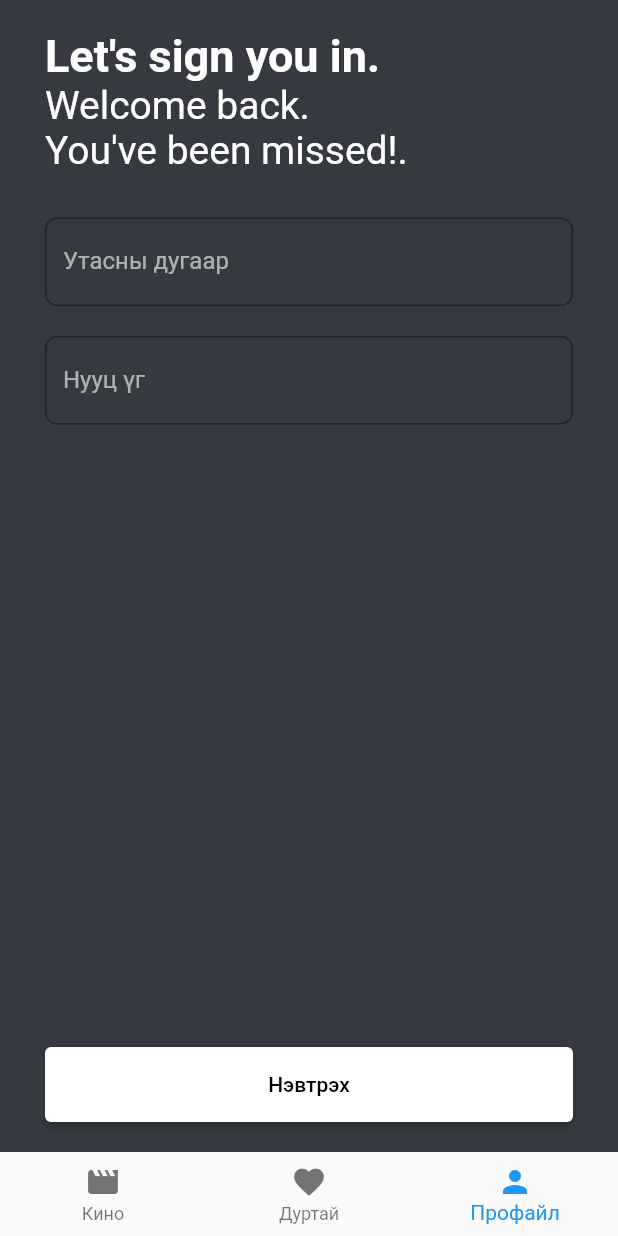
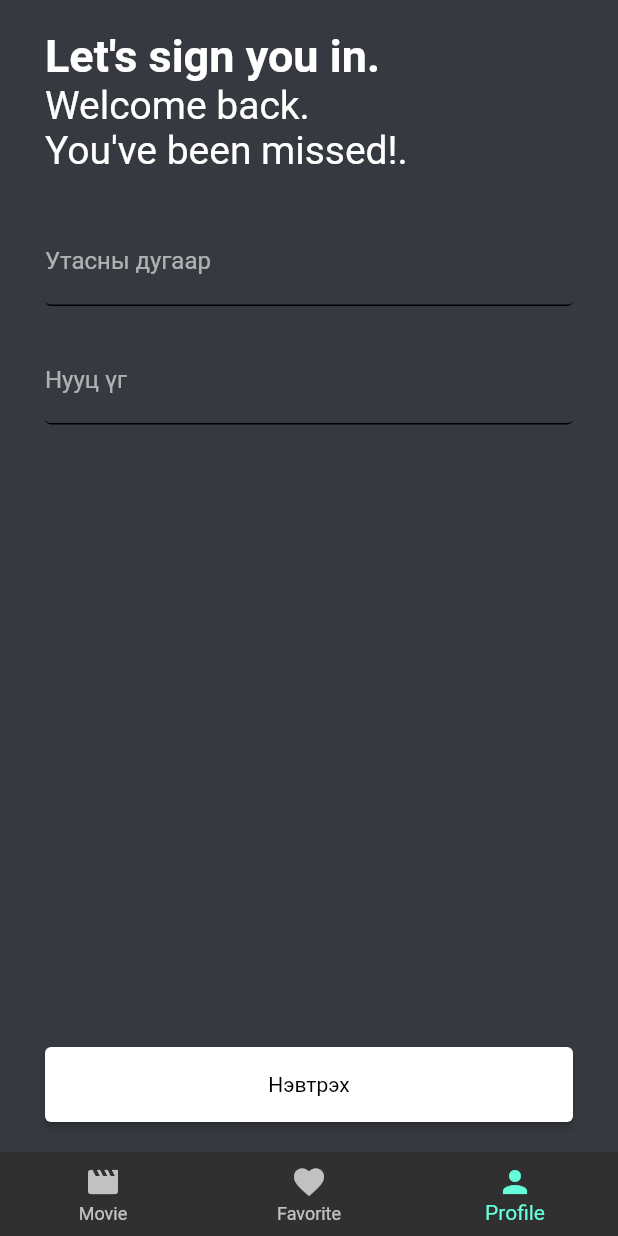
Before and after one commit to MashbatTemuulen/movie_futter, a Flutter app: the screen it shows after launch, item 3 of the bottom bar chosen, on a phone screen of 412 x 824 dp. Run offline on Flutter 3.47's test engine with Material 2 defaults, Android fonts, the phone set to English and light mode, and no system bars; our stand-ins replace easy_localization, firebase_core, firebase_messaging, image_picker; accounts and stored records are empty; network calls fail.

Commit message:
open gallery, open camera, notification message test,  bottomsheet, dialog done

```diff
--- a/lib/main.dart
+++ b/lib/main.dart
@@ -1,11 +1,27 @@
+import 'package:easy_localization/easy_localization.dart';
+import 'package:firebase_core/firebase_core.dart';
+import 'package:firebase_messaging/firebase_messaging.dart';
 import 'package:flutter/material.dart';
 import 'package:movie/providers/common.dart';
 import 'package:movie/screens/home.dart';
+import 'package:movie/theme/styles.dart';
 import 'package:movie/widgets/global_keys.dart';
 import 'package:provider/provider.dart';
 
-void main() {
-  runApp(const MyApp());
+void main() async {
+  WidgetsFlutterBinding.ensureInitialized();
+  await EasyLocalization.ensureInitialized();
+  await Firebase.initializeApp();
+  print(await FirebaseMessaging.instance.getToken());
+
+  runApp(EasyLocalization(
+      supportedLocales: const [
+        Locale('mn', 'MN'),
+        Locale('en', 'US'),
+      ],
+      fallbackLocale: Locale('en', 'US'),
+      path: 'assets/translations',
+      child: MyApp()));
 }
 
 class MyApp extends StatelessWidget {
@@ -18,10 +34,17 @@ class MyApp extends StatelessWidget {
       providers: [ChangeNotifierProvider(create: (_) => CommonProvider())],
       child: MaterialApp(
         title: 'Flutter Demo',
-        theme: ThemeData(
-          primarySwatch: Colors.blue,
-        ),
+        // theme: ThemeData(
+        //   primarySwatch: Colors.blue,
+        // ),
+        theme: myTheme,
         navigatorKey: GlobalKeys.navigatorKey,
+        builder: (context, child) => MediaQuery(
+            data: MediaQuery.of(context).copyWith(textScaleFactor: 1.0),
+            child: child!),
+        localizationsDelegates: context.localizationDelegates,
+        supportedLocales: context.supportedLocales,
+        locale: context.locale,
         home: HomePage(),
       ),
     );
--- a/lib/screens/home.dart
+++ b/lib/screens/home.dart
@@ -1,3 +1,4 @@
+import 'package:easy_localization/easy_localization.dart';
 import 'package:flutter/material.dart';
 import 'package:movie/providers/common.dart';
 import 'package:movie/screens/movies.dart';
@@ -26,18 +27,18 @@ class HomePage extends StatelessWidget {
           bottomNavigationBar: BottomNavigationBar(
               currentIndex: provider.currentIndex,
               onTap: provider.changeCurrentIndex,
-              items: const [
+              items: [
                 BottomNavigationBarItem(
                   icon: Icon(Icons.movie),
-                  label: "Кино",
+                  label: "movie".tr(),
                 ),
                 BottomNavigationBarItem(
                   icon: Icon(Icons.favorite),
-                  label: "Дуртай",
+                  label: "favorite".tr(),
                 ),
                 BottomNavigationBarItem(
                   icon: Icon(Icons.person),
-                  label: "Профайл",
+                  label: "profile".tr(),
                 ),
               ]),
         );
--- a/lib/screens/profile.dart
+++ b/lib/screens/profile.dart
@@ -1,19 +1,57 @@
+import 'package:easy_localization/easy_localization.dart';
 import "package:flutter/material.dart";
+import 'package:image_picker/image_picker.dart';
 import 'package:movie/providers/common.dart';
 import 'package:movie/screens/login.dart';
+import 'package:movie/widgets/global_keys.dart';
+import 'package:movie/widgets/my_bottomsheet.dart';
+import 'package:movie/widgets/my_dialog.dart';
 import 'package:provider/provider.dart';
 
 class ProfilePage extends StatelessWidget {
   const ProfilePage({super.key});
+
+  void _onChangeLanguage() {
+    final context = GlobalKeys.navigatorKey.currentContext!;
+
+    showDialog(context: context, builder: ((context) => MyDialog()));
+
+    if (context.locale.languageCode == Locale("mn", "MN").languageCode) {
+      context.setLocale(Locale("en", "US"));
+    } else {
+      context.setLocale(Locale("mn", "MN"));
+    }
+  }
+
+  Future<void> _onImagePick(ImageSource source) async {
+    final XFile? file = await ImagePicker().pickImage(source: source);
+    print(file?.name);
+  }
 
   @override
   Widget build(BuildContext context) {
     return Consumer<CommonProvider>(builder: ((context, provider, child) {
       return provider.isLoggedIn
           ? Center(
-              child: ElevatedButton(
-                  onPressed: provider.onLogout, child: Text("Гарах")),
-            )
+              child: Column(
+              mainAxisAlignment: MainAxisAlignment.center,
+              children: [
+                ElevatedButton(
+                  onPressed: () => _onImagePick(ImageSource.gallery),
+                  child: Text("Зургийн сан нээх"),
+                ),
+                ElevatedButton(
+                  onPressed: () => _onImagePick(ImageSource.camera),
+                  child: Text("Камер нээх"),
+                ),
+                ElevatedButton(
+                    onPressed: _onChangeLanguage,
+                    child: Text("changeLang".tr())),
+                // child: Text("changeLang".tr())),
+                ElevatedButton(
+                    onPressed: provider.onLogout, child: Text("logout".tr())),
+              ],
+            ))
           : LoginPage();
     }));
   }
--- /dev/null
+++ b/lib/theme/styles.dart
@@ -0,0 +1,313 @@
+import 'package:flutter/material.dart';
+
+final ThemeData myTheme = ThemeData(
+  primarySwatch: MaterialColor(4280361249, {
+    50: Color(0xfff2f2f2),
+    100: Color(0xffe6e6e6),
+    200: Color(0xffcccccc),
+    300: Color(0xffb3b3b3),
+    400: Color(0xff999999),
+    500: Color(0xff808080),
+    600: Color(0xff666666),
+    700: Color(0xff4d4d4d),
+    800: Color(0xff333333),
+    900: Color(0xff191919)
+  }),
+  brightness: Brightness.dark,
+  primaryColor: Color(0xff212121),
+  primaryColorBrightness: Brightness.dark,
+  primaryColorLight: Color(0xff9e9e9e),
+  primaryColorDark: Color(0xff000000),
+  accentColor: Color(0xff64ffda),
+  accentColorBrightness: Brightness.light,
+  canvasColor: Color(0xff303030),
+  scaffoldBackgroundColor: Color(0xff303030),
+  bottomAppBarColor: Color(0xff424242),
+  cardColor: Color(0xff424242),
+  dividerColor: Color(0x1fffffff),
+  highlightColor: Color(0x40cccccc),
+  splashColor: Color(0x40cccccc),
+  selectedRowColor: Color(0xfff5f5f5),
+  unselectedWidgetColor: Color(0xb3ffffff),
+  disabledColor: Color(0x62ffffff),
+  buttonColor: Color(0xff5b5d71),
+  toggleableActiveColor: Color(0xff64ffda),
+  secondaryHeaderColor: Color(0xff616161),
+  backgroundColor: Color(0xff616161),
+  dialogBackgroundColor: Color(0xff424242),
+  indicatorColor: Color(0xff64ffda),
+  hintColor: Color(0x80ffffff),
+  errorColor: Color(0xffd32f2f),
+  buttonTheme: ButtonThemeData(
+    textTheme: ButtonTextTheme.normal,
+    minWidth: 88,
+    height: 36,
+    padding: EdgeInsets.only(top: 0, bottom: 0, left: 16, right: 16),
+    shape: RoundedRectangleBorder(
+      side: BorderSide(
+        color: Color(0xff000000),
+        width: 0,
+        style: BorderStyle.none,
+      ),
+      borderRadius: BorderRadius.all(Radius.circular(2.0)),
+    ),
+    alignedDropdown: false,
+    buttonColor: Color(0xff5b5d71),
+    disabledColor: Color(0x61ffffff),
+    highlightColor: Color(0x29ffffff),
+    splashColor: Color(0x1fffffff),
+    focusColor: Color(0x1fffffff),
+    hoverColor: Color(0x0affffff),
+    colorScheme: ColorScheme(
+      primary: Color(0xff353642),
+      primaryVariant: Color(0xff000000),
+      secondary: Color(0xff64ffda),
+      secondaryVariant: Color(0xff00bfa5),
+      surface: Color(0xff424242),
+      background: Color(0xff616161),
+      error: Color(0xffd32f2f),
+      onPrimary: Color(0xffffffff),
+      onSecondary: Color(0xff000000),
+      onSurface: Color(0xffffffff),
+      onBackground: Color(0xffffffff),
+      onError: Color(0xff000000),
+      brightness: Brightness.dark,
+    ),
+  ),
+  textTheme: TextTheme(
+    caption: TextStyle(
+      color: Color(0xb3ffffff),
+      fontSize: null,
+      fontWeight: FontWeight.w400,
+      fontStyle: FontStyle.normal,
+    ),
+    button: TextStyle(
+      color: Color(0xffffffff),
+      fontSize: null,
+      fontWeight: FontWeight.w400,
+      fontStyle: FontStyle.normal,
+    ),
+    overline: TextStyle(
+      color: Color(0xffffffff),
+      fontSize: null,
+      fontWeight: FontWeight.w400,
+      fontStyle: FontStyle.normal,
+    ),
+  ),
+  primaryTextTheme: TextTheme(
+    caption: TextStyle(
+      color: Color(0xb3ffffff),
+      fontSize: null,
+      fontWeight: FontWeight.w400,
+      fontStyle: FontStyle.normal,
+    ),
+    button: TextStyle(
+      color: Color(0xffffffff),
+      fontSize: null,
+      fontWeight: FontWeight.w400,
+      fontStyle: FontStyle.normal,
+    ),
+    overline: TextStyle(
+      color: Color(0xffffffff),
+      fontSize: null,
+      fontWeight: FontWeight.w400,
+      fontStyle: FontStyle.normal,
+    ),
+  ),
+  accentTextTheme: TextTheme(
+    caption: TextStyle(
+      color: Color(0x8a000000),
+      fontSize: null,
+      fontWeight: FontWeight.w400,
+      fontStyle: FontStyle.normal,
+    ),
+    button: TextStyle(
+      color: Color(0xdd000000),
+      fontSize: null,
+      fontWeight: FontWeight.w400,
+      fontStyle: FontStyle.normal,
+    ),
+    overline: TextStyle(
+      color: Color(0xff000000),
+      fontSize: null,
+      fontWeight: FontWeight.w400,
+      fontStyle: FontStyle.normal,
+    ),
+  ),
+  inputDecorationTheme: InputDecorationTheme(
+    labelStyle: TextStyle(
+      color: Color(0xffffffff),
+      fontSize: null,
+      fontWeight: FontWeight.w400,
+      fontStyle: FontStyle.normal,
+    ),
+    helperStyle: TextStyle(
+      color: Color(0xffffffff),
+      fontSize: null,
+      fontWeight: FontWeight.w400,
+      fontStyle: FontStyle.normal,
+    ),
+    hintStyle: TextStyle(
+      color: Color(0xffffffff),
+      fontSize: null,
+      fontWeight: FontWeight.w400,
+      fontStyle: FontStyle.normal,
+    ),
+    errorStyle: TextStyle(
+      color: Color(0xffffffff),
+      fontSize: null,
+      fontWeight: FontWeight.w400,
+      fontStyle: FontStyle.normal,
+    ),
+    errorMaxLines: null,
+    isDense: false,
+    contentPadding: EdgeInsets.only(top: 12, bottom: 12, left: 0, right: 0),
+    isCollapsed: false,
+    prefixStyle: TextStyle(
+      color: Color(0xffffffff),
+      fontSize: null,
+      fontWeight: FontWeight.w400,
+      fontStyle: FontStyle.normal,
+    ),
+    suffixStyle: TextStyle(
+      color: Color(0xffffffff),
+      fontSize: null,
+      fontWeight: FontWeight.w400,
+      fontStyle: FontStyle.normal,
+    ),
+    counterStyle: TextStyle(
+      color: Color(0xffffffff),
+      fontSize: null,
+      fontWeight: FontWeight.w400,
+      fontStyle: FontStyle.normal,
+    ),
+    filled: false,
+    fillColor: Color(0x00000000),
+    errorBorder: UnderlineInputBorder(
+      borderSide: BorderSide(
+        color: Color(0xff000000),
+        width: 1,
+        style: BorderStyle.solid,
+      ),
+      borderRadius: BorderRadius.all(Radius.circular(4.0)),
+    ),
+    focusedBorder: UnderlineInputBorder(
+      borderSide: BorderSide(
+        color: Color(0xff000000),
+        width: 1,
+        style: BorderStyle.solid,
+      ),
+      borderRadius: BorderRadius.all(Radius.circular(4.0)),
+    ),
+    focusedErrorBorder: UnderlineInputBorder(
+      borderSide: BorderSide(
+        color: Color(0xff000000),
+        width: 1,
+        style: BorderStyle.solid,
+      ),
+      borderRadius: BorderRadius.all(Radius.circular(4.0)),
+    ),
+    disabledBorder: UnderlineInputBorder(
+      borderSide: BorderSide(
+        color: Color(0xff000000),
+        width: 1,
+        style: BorderStyle.solid,
+      ),
+      borderRadius: BorderRadius.all(Radius.circular(4.0)),
+    ),
+    enabledBorder: UnderlineInputBorder(
+      borderSide: BorderSide(
+        color: Color(0xff000000),
+        width: 1,
+        style: BorderStyle.solid,
+      ),
+      borderRadius: BorderRadius.all(Radius.circular(4.0)),
+    ),
+    border: UnderlineInputBorder(
+      borderSide: BorderSide(
+        color: Color(0xff000000),
+        width: 1,
+        style: BorderStyle.solid,
+      ),
+      borderRadius: BorderRadius.all(Radius.circular(4.0)),
+    ),
+  ),
+  iconTheme: IconThemeData(
+    color: Color(0xffffffff),
+    opacity: 1,
+    size: 24,
+  ),
+  primaryIconTheme: IconThemeData(
+    color: Color(0xffffffff),
+    opacity: 1,
+    size: 24,
+  ),
+  accentIconTheme: IconThemeData(
+    color: Color(0xff000000),
+    opacity: 1,
+    size: 24,
+  ),
+  sliderTheme: SliderThemeData(
+    activeTrackColor: null,
+    inactiveTrackColor: null,
+    disabledActiveTrackColor: null,
+    disabledInactiveTrackColor: null,
+    activeTickMarkColor: null,
+    inactiveTickMarkColor: null,
+    disabledActiveTickMarkColor: null,
+    disabledInactiveTickMarkColor: null,
+    thumbColor: null,
+    disabledThumbColor: null,
+    overlayColor: null,
+    valueIndicatorColor: null,
+    showValueIndicator: null,
+    valueIndicatorTextStyle: TextStyle(
+      color: Color(0xdd000000),
+      fontSize: null,
+      fontWeight: FontWeight.w400,
+      fontStyle: FontStyle.normal,
+    ),
+  ),
+  tabBarTheme: TabBarTheme(
+    indicatorSize: TabBarIndicatorSize.tab,
+    labelColor: Color(0xffffffff),
+    unselectedLabelColor: Color(0xb2ffffff),
+  ),
+  chipTheme: ChipThemeData(
+    backgroundColor: Color(0x1fffffff),
+    brightness: Brightness.dark,
+    deleteIconColor: Color(0xdeffffff),
+    disabledColor: Color(0x0cffffff),
+    labelPadding: EdgeInsets.only(top: 0, bottom: 0, left: 8, right: 8),
+    labelStyle: TextStyle(
+      color: Color(0xdeffffff),
+      fontSize: null,
+      fontWeight: FontWeight.w400,
+      fontStyle: FontStyle.normal,
+    ),
+    padding: EdgeInsets.only(top: 4, bottom: 4, left: 4, right: 4),
+    secondaryLabelStyle: TextStyle(
+      color: Color(0x3dffffff),
+      fontSize: null,
+      fontWeight: FontWeight.w400,
+      fontStyle: FontStyle.normal,
+    ),
+    secondarySelectedColor: Color(0x3d212121),
+    selectedColor: Color(0x3dffffff),
+    shape: StadiumBorder(
+        side: BorderSide(
+      color: Color(0xff000000),
+      width: 0,
+      style: BorderStyle.none,
+    )),
+  ),
+  dialogTheme: DialogTheme(
+      shape: RoundedRectangleBorder(
+    side: BorderSide(
+      color: Color(0xff000000),
+      width: 0,
+      style: BorderStyle.none,
+    ),
+    borderRadius: BorderRadius.all(Radius.circular(0.0)),
+  )),
+);
--- a/pubspec.yaml
+++ b/pubspec.yaml
@@ -38,6 +38,10 @@ dependencies:
   json_annotation: ^4.7.0
   json_serializable: ^6.5.4
   provider: ^6.0.5
+  easy_localization: ^3.0.1
+  image_picker: ^0.8.6
+  firebase_core: ^2.4.1
+  firebase_messaging: ^14.2.1
 
 dev_dependencies:
   flutter_test:
@@ -64,6 +68,7 @@ flutter:
   # To add assets to your application, add an assets section, like this:
   assets:
     - assets/movies.json
+    - assets/translations/
     # - images/a_dot_ham.jpeg
 
   # An image asset can refer to one or more resolution-specific "variants", see
```
Also changed, not shown: assets/translations/en-US.json (added, +9 -0 lines), assets/translations/mn-MN.json (added, +9 -0 lines), lib/screens/movies.dart (+5 -4 lines), lib/widgets/movie_special_card.dart (+7 -2 lines), lib/widgets/my_bottomsheet.dart (added, +122 -0 lines), lib/widgets/my_dialog.dart (added, +19 -0 lines), pubspec.lock, 5 other files.
